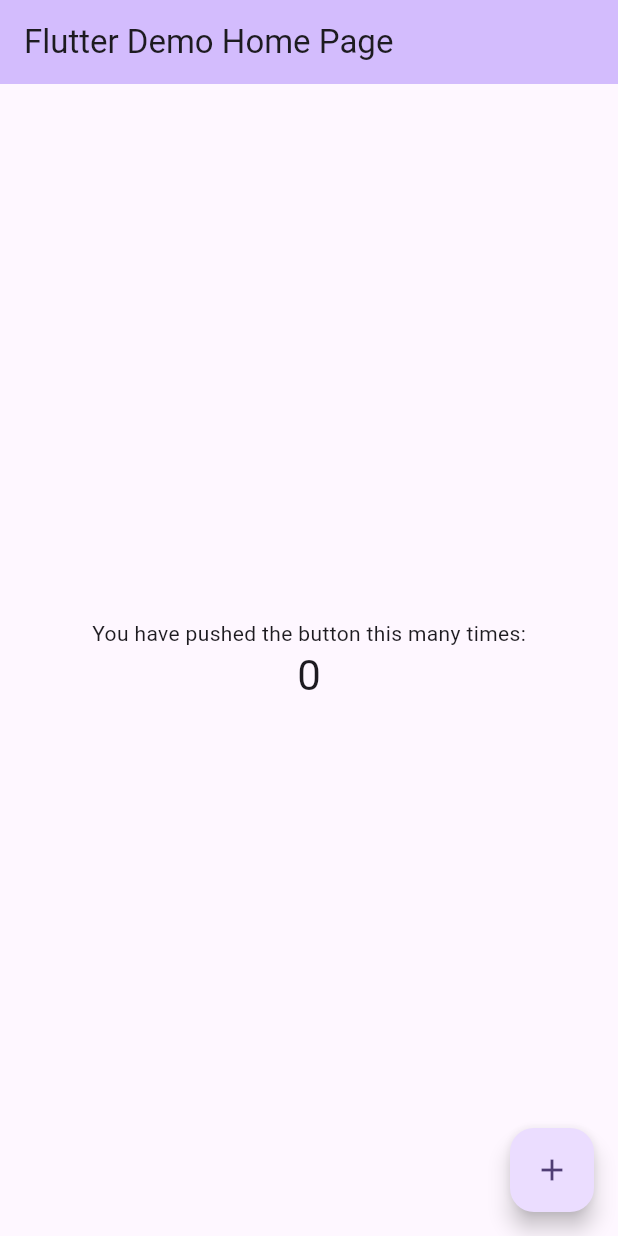
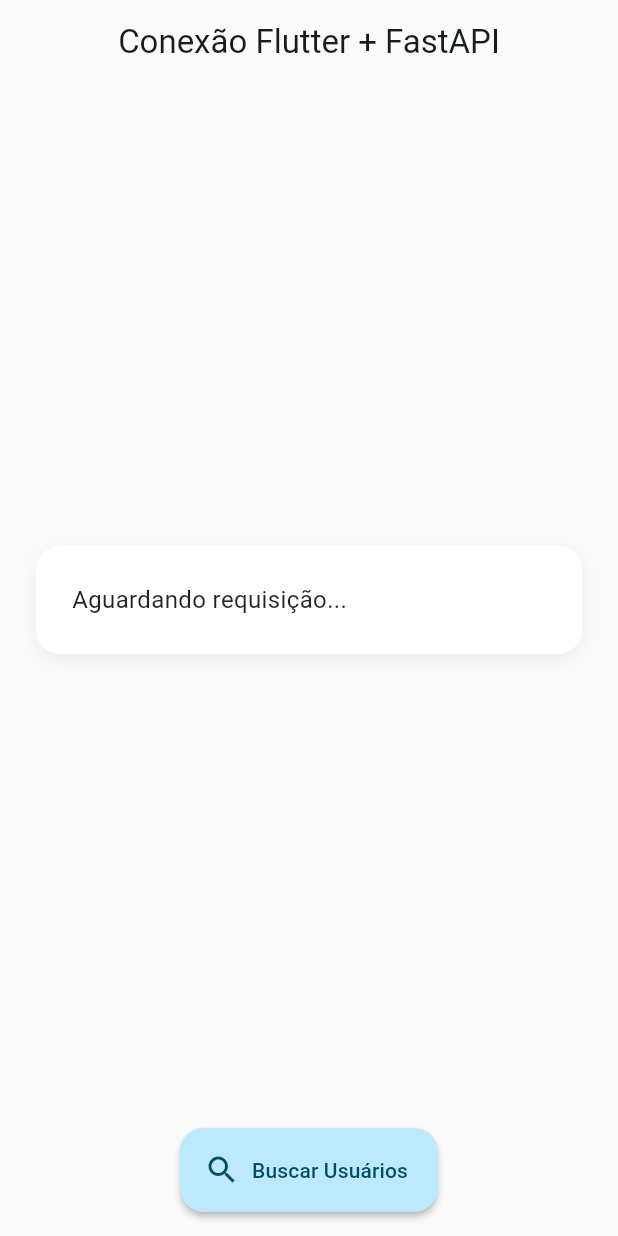
Before and after one commit to belcms/MC656-Troca-de-livros, a Flutter app: the screen it shows after launch, on a phone screen of 412 x 824 dp. Run offline on Flutter 3.47's test engine with Material 3 defaults, Android fonts, the phone set to English and light mode, and no system bars.

Commit message:
configuracao para conectar flutter com back

```diff
--- a/frontend/lib/main.dart
+++ b/frontend/lib/main.dart
@@ -1,4 +1,7 @@
 import 'package:flutter/material.dart';
+import 'package:http/http.dart' as http;
+import 'dart:convert';
+import 'services/user_service.dart';
 
 void main() {
   runApp(const MyApp());
@@ -7,46 +10,21 @@
 class MyApp extends StatelessWidget {
   const MyApp({super.key});
 
-  // This widget is the root of your application.
   @override
   Widget build(BuildContext context) {
     return MaterialApp(
-      title: 'Flutter Demo',
+      title: 'Teste FastAPI',
       theme: ThemeData(
-        // This is the theme of your application.
-        //
-        // TRY THIS: Try running your application with "flutter run". You'll see
-        // the application has a purple toolbar. Then, without quitting the app,
-        // try changing the seedColor in the colorScheme below to Colors.green
-        // and then invoke "hot reload" (save your changes or press the "hot
-        // reload" button in a Flutter-supported IDE, or press "r" if you used
-        // the command line to start the app).
-        //
-        // Notice that the counter didn't reset back to zero; the application
-        // state is not lost during the reload. To reset the state, use hot
-        // restart instead.
-        //
-        // This works for code too, not just values: Most code changes can be
-        // tested with just a hot reload.
-        colorScheme: .fromSeed(seedColor: Colors.deepPurple),
+        colorScheme: ColorScheme.fromSeed(seedColor: Colors.blueGrey),
+        useMaterial3: true,
       ),
-      home: const MyHomePage(title: 'Flutter Demo Home Page'),
+      home: const MyHomePage(title: 'Conexão Flutter + FastAPI'),
     );
   }
 }
 
 class MyHomePage extends StatefulWidget {
   const MyHomePage({super.key, required this.title});
-
-  // This widget is the home page of your application. It is stateful, meaning
-  // that it has a State object (defined below) that contains fields that affect
-  // how it looks.
-
-  // This class is the configuration for the state. It holds the values (in this
-  // case the title) provided by the parent (in this case the App widget) and
-  // used by the build method of the State. Fields in a Widget subclass are
-  // always marked "final".
-
   final String title;
 
   @override
@@ -54,69 +32,98 @@
 }
 
 class _MyHomePageState extends State<MyHomePage> {
-  int _counter = 0;
+  String _mensagem = 'Aguardando requisição...';
+  bool _carregando = false;
 
-  void _incrementCounter() {
+  Future<void> _buscarUsuarios() async {
     setState(() {
-      // This call to setState tells the Flutter framework that something has
-      // changed in this State, which causes it to rerun the build method below
-      // so that the display can reflect the updated values. If we changed
-      // _counter without calling setState(), then the build method would not be
-      // called again, and so nothing would appear to happen.
-      _counter++;
+      _carregando = true;
+      _mensagem = 'Buscando usuários no banco...';
+    });
+
+    // A tela não sabe o que é HTTP ou IP, ela só pede os dados para o Service!
+    final users = await UserService.fetchUsers();
+
+    setState(() {
+      if (users == null) {
+        _mensagem = "Falha na conexão. O servidor está rodando?";
+      } else if (users.isEmpty) {
+        _mensagem = "Conexão de sucesso!\nMas a tabela de usuários está vazia.";
+      } else {
+        String resultado = "Usuários encontrados:\n\n";
+        for (var user in users) {
+          resultado +=
+              "👤 Nome: ${user['full_name']}\n📧 E-mail: ${user['email']}\n\n";
+        }
+        _mensagem = resultado;
+      }
+      _carregando = false;
     });
   }
 
   @override
   Widget build(BuildContext context) {
-    // This method is rerun every time setState is called, for instance as done
-    // by the _incrementCounter method above.
-    //
-    // The Flutter framework has been optimized to make rerunning build methods
-    // fast, so that you can just rebuild anything that needs updating rather
-    // than having to individually change instances of widgets.
     return Scaffold(
+      backgroundColor: Colors.grey[50],
       appBar: AppBar(
-        // TRY THIS: Try changing the color here to a specific color (to
-        // Colors.amber, perhaps?) and trigger a hot reload to see the AppBar
-        // change color while the other colors stay the same.
-        backgroundColor: Theme.of(context).colorScheme.inversePrimary,
-        // Here we take the value from the MyHomePage object that was created by
-        // the App.build method, and use it to set our appbar title.
-        title: Text(widget.title),
+        backgroundColor: Colors.transparent,
+        elevation: 0,
+        centerTitle: true,
+        title: Text(
+          widget.title,
+          style: const TextStyle(fontWeight: FontWeight.w400),
         ),
+      ),
+      // Adicionado SingleChildScrollView para permitir rolagem se a lista for grande
       body: Center(
-        // Center is a layout widget. It takes a single child and positions it
-        // in the middle of the parent.
+        child: SingleChildScrollView(
+          padding: const EdgeInsets.symmetric(horizontal: 24.0, vertical: 24.0),
           child: Column(
-          // Column is also a layout widget. It takes a list of children and
-          // arranges them vertically. By default, it sizes itself to fit its
-          // children horizontally, and tries to be as tall as its parent.
-          //
-          // Column has various properties to control how it sizes itself and
-          // how it positions its children. Here we use mainAxisAlignment to
-          // center the children vertically; the main axis here is the vertical
-          // axis because Columns are vertical (the cross axis would be
-          // horizontal).
-          //
-          // TRY THIS: Invoke "debug painting" (choose the "Toggle Debug Paint"
-          // action in the IDE, or press "p" in the console), to see the
-          // wireframe for each widget.
-          mainAxisAlignment: .center,
+            mainAxisAlignment: MainAxisAlignment.center,
             children: [
-            const Text('You have pushed the button this many times:'),
-            Text(
-              '$_counter',
-              style: Theme.of(context).textTheme.headlineMedium,
+              Container(
+                width: double.infinity, // Ocupa toda a largura disponível
+                padding: const EdgeInsets.all(24),
+                decoration: BoxDecoration(
+                  color: Colors.white,
+                  borderRadius: BorderRadius.circular(16),
+                  boxShadow: [
+                    BoxShadow(
+                      color: Colors.black.withOpacity(0.05),
+                      blurRadius: 10,
+                      offset: const Offset(0, 4),
                     ),
                   ],
                 ),
+                child: _carregando
+                    ? const Center(
+                        child: CircularProgressIndicator(strokeWidth: 2),
+                      )
+                    : Text(
+                        _mensagem,
+                        // Alinhado à esquerda para a lista ficar mais fácil de ler
+                        textAlign: TextAlign.left,
+                        style: const TextStyle(
+                          fontSize: 16,
+                          height: 1.5,
+                          color: Colors.black87,
                         ),
-      floatingActionButton: FloatingActionButton(
-        onPressed: _incrementCounter,
-        tooltip: 'Increment',
-        child: const Icon(Icons.add),
                       ),
+              ),
+              const SizedBox(
+                height: 80,
+              ), // Espaço para não ficar embaixo do botão
+            ],
+          ),
+        ),
+      ),
+      floatingActionButton: FloatingActionButton.extended(
+        onPressed: _carregando ? null : _buscarUsuarios,
+        elevation: 2,
+        icon: const Icon(Icons.search),
+        label: const Text('Buscar Usuários'),
+      ),
+      floatingActionButtonLocation: FloatingActionButtonLocation.centerFloat,
     );
   }
 }
--- /dev/null
+++ b/frontend/lib/services/api_client.dart
@@ -0,0 +1,6 @@
+class ApiClient {
+  // Use '127.0.0.1' ou 'localhost' se estiver testando no Simulador iOS ou Web.
+  // Use '10.0.2.2' se estiver testando no Emulador Android.
+  // Use o IP da sua máquina (ex: 192.168.1.15) se testar no celular físico.
+  static const String baseUrl = 'http://10.0.2.2:8000';
+}
--- a/frontend/pubspec.yaml
+++ b/frontend/pubspec.yaml
@@ -31,9 +31,12 @@
   flutter:
     sdk: flutter
 
+
   # The following adds the Cupertino Icons font to your application.
   # Use with the CupertinoIcons class for iOS style icons.
   cupertino_icons: ^1.0.8
+  http: ^1.6.0
+
 
 dev_dependencies:
   flutter_test:
```
Also changed, not shown: frontend/lib/services/user_service.dart (added, +24 -0 lines), 1 other file. Lines whose indentation alone changed are shown as unchanged.
